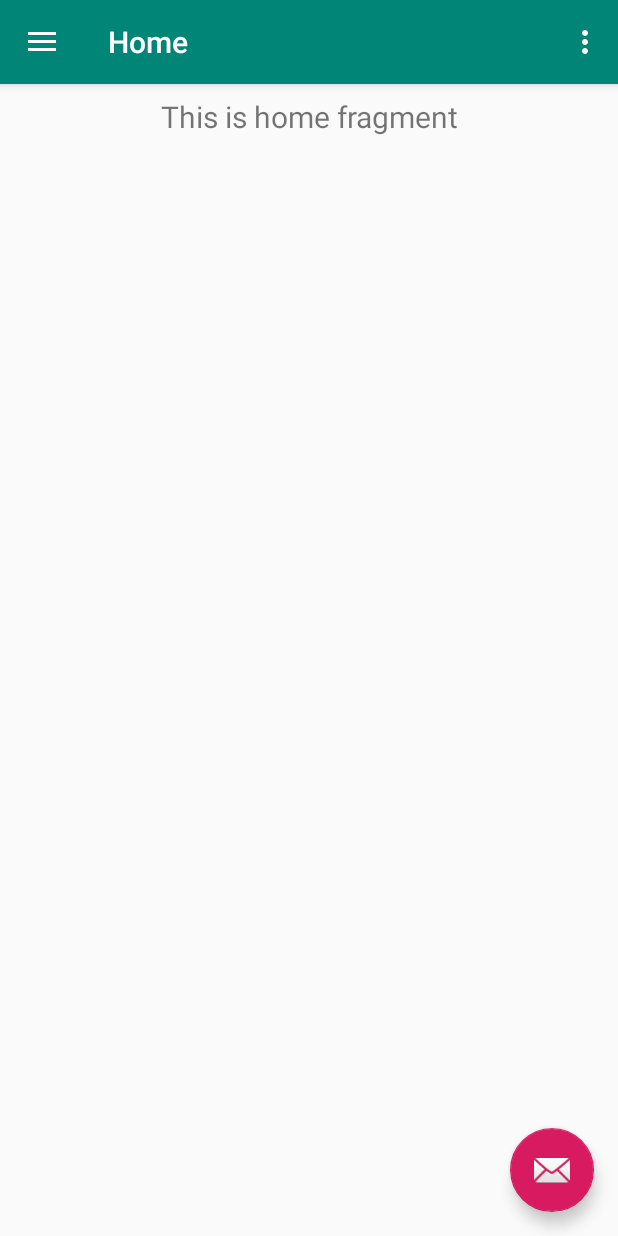
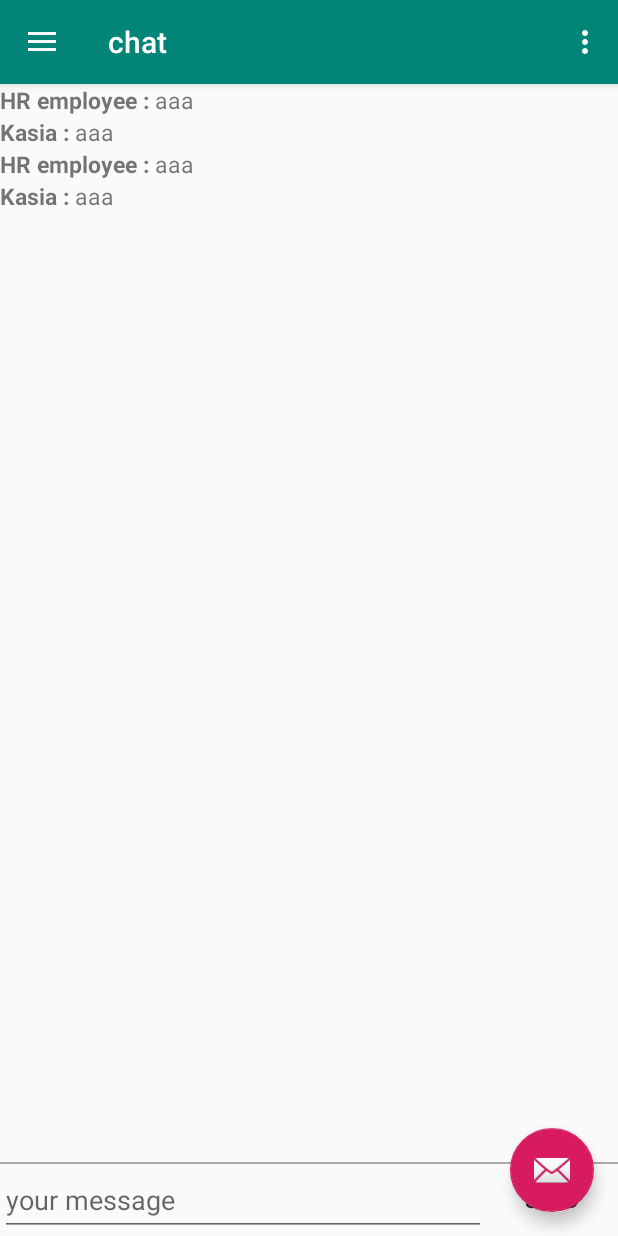
Before and after one commit to Kadam24/OrlenChatBot, an Android app: the screen it shows after launch (MainActivity), on a phone screen of 412 x 824 dp. Run offline under Robolectric (Android 15) with nearby library versions, the phone set to English and light mode, and no system bars; our stand-ins replace navigation-ui; libraries missing offline, so code that uses them is left out: com.github.nkzawa.emitter, com.github.nkzawa.socketio; 6 statements that could not run were skipped.

Commit message:
dziala brzydkie, nie dziala ladne, dodal sie jakis zip

```diff
--- a/OrlenChatBotApp/app/build.gradle
+++ b/OrlenChatBotApp/app/build.gradle
@@ -27,6 +27,10 @@ dependencies {
     implementation 'androidx.navigation:navigation-fragment:2.0.0'
     implementation 'androidx.navigation:navigation-ui:2.0.0'
     implementation 'androidx.lifecycle:lifecycle-extensions:2.0.0'
+    implementation('com.github.nkzawa:socket.io-client:0.5.0') {
+        exclude group: 'org.json', module: 'json'
+    }
+    implementation 'androidx.recyclerview:recyclerview:1.1.0-alpha04'
     testImplementation 'junit:junit:4.12'
     androidTestImplementation 'androidx.test:runner:1.1.1'
     androidTestImplementation 'androidx.test.espresso:espresso-core:3.1.1'
--- a/OrlenChatBotApp/app/src/main/AndroidManifest.xml
+++ b/OrlenChatBotApp/app/src/main/AndroidManifest.xml
@@ -21,4 +21,6 @@
         </activity>
     </application>
 
+    <uses-permission android:name="android.permission.INTERNET" ></uses-permission>
+
 </manifest>
--- /dev/null
+++ b/OrlenChatBotApp/app/src/main/java/com/example/orlenchatbotapp/adapters/ChatBoxAdapter.java
@@ -0,0 +1,54 @@
+package com.example.orlenchatbotapp.adapters;
+
+import android.view.LayoutInflater;
+import android.view.View;
+import android.view.ViewGroup;
+import android.widget.TextView;
+import androidx.recyclerview.widget.RecyclerView;
+import com.example.orlenchatbotapp.R;
+import com.example.orlenchatbotapp.model.Message;
+import java.util.List;
+
+public class ChatBoxAdapter  extends RecyclerView.Adapter<ChatBoxAdapter.MyViewHolder> {
+    private List<Message> MessageList;
+
+    public class MyViewHolder extends RecyclerView.ViewHolder {
+        public TextView nickname;
+        public TextView message;
+
+
+        public MyViewHolder(View view) {
+            super(view);
+
+            nickname = (TextView) view.findViewById(R.id.nickname);
+            message = (TextView) view.findViewById(R.id.message);
+        }
+    }
+// in this adaper constructor we add the list of messages as a parameter so that
+// we will passe  it when making an instance of the adapter object in our activity
+
+    public ChatBoxAdapter(List<Message> MessagesList) {
+        this.MessageList = MessagesList;
+    }
+
+    @Override
+    public int getItemCount() {
+        return MessageList.size();
+    }
+
+    @Override
+    public ChatBoxAdapter.MyViewHolder onCreateViewHolder(ViewGroup parent, int viewType) {
+        View itemView = LayoutInflater.from(parent.getContext())
+                .inflate(R.layout.item, parent, false);
+        return new ChatBoxAdapter.MyViewHolder(itemView);
+    }
+
+    @Override
+    public void onBindViewHolder(final ChatBoxAdapter.MyViewHolder holder, final int position) {
+
+        //binding the data from our ArrayList of object to the item.xml using the viewholder
+        Message m = MessageList.get(position);
+        holder.nickname.setText(m.getNickname() + " : ");
+        holder.message.setText(m.getMessage());
+    }
+}
--- /dev/null
+++ b/OrlenChatBotApp/app/src/main/java/com/example/orlenchatbotapp/model/Message.java
@@ -0,0 +1,31 @@
+package com.example.orlenchatbotapp.model;
+
+public class Message {
+
+    private String nickname;
+    private String message ;
+
+    public  Message(){
+
+    }
+    public Message(String nickname, String message) {
+        this.nickname = nickname;
+        this.message = message;
+    }
+
+    public String getNickname() {
+        return nickname;
+    }
+
+    public void setNickname(String nickname) {
+        this.nickname = nickname;
+    }
+
+    public String getMessage() {
+        return message;
+    }
+
+    public void setMessage(String message) {
+        this.message = message;
+    }
+}
--- /dev/null
+++ b/OrlenChatBotApp/app/src/main/java/com/example/orlenchatbotapp/ui/chat/ChatFragment.java
@@ -0,0 +1,202 @@
+package com.example.orlenchatbotapp.ui.chat;
+
+import android.os.Bundle;
+import android.view.LayoutInflater;
+import android.view.View;
+import android.view.ViewGroup;
+import android.widget.Button;
+import android.widget.EditText;
+import android.widget.Toast;
+
+import androidx.annotation.NonNull;
+import androidx.fragment.app.Fragment;
+import androidx.recyclerview.widget.DefaultItemAnimator;
+import androidx.recyclerview.widget.LinearLayoutManager;
+import androidx.recyclerview.widget.RecyclerView;
+
+import com.example.orlenchatbotapp.R;
+import com.example.orlenchatbotapp.adapters.ChatBoxAdapter;
+import com.example.orlenchatbotapp.adapters.MessageListAdapter;
+import com.example.orlenchatbotapp.model.Message;
+import com.github.nkzawa.emitter.Emitter;
+import com.github.nkzawa.socketio.client.IO;
+import com.github.nkzawa.socketio.client.Socket;
+
+import org.json.JSONException;
+import org.json.JSONObject;
+
+import java.net.URISyntaxException;
+import java.util.ArrayList;
+import java.util.List;
+
+public class ChatFragment extends Fragment {
+
+    public RecyclerView myRecylerView;
+    public List<Message> MessageList;
+    public ChatBoxAdapter chatBoxAdapter;
+    public EditText messagetxt;
+    public Button send;
+    private Socket socket;
+
+    //declare socket objectprivate Socket socket;
+
+    public String nickname;
+
+    private RecyclerView mMessageRecycler;
+    private MessageListAdapter mMessageAdapter;
+
+    public View onCreateView(@NonNull LayoutInflater inflater,
+                             ViewGroup container, Bundle savedInstanceState) {
+
+        // get the nickame of the user (to będzie HR)
+        nickname = "HR employee";
+        MessageList = new ArrayList<>();
+
+        Message m = new Message(nickname, "aaa");
+        MessageList.add(m);
+        Message n = new Message("Kasia", "aaa");
+        MessageList.add(n);
+        Message o = new Message(nickname, "aaa");
+        MessageList.add(o);
+        Message p = new Message("Kasia", "aaa");
+        MessageList.add(p);
+
+        // --- brzydkie ale działa ---
+        View root = inflater.inflate(R.layout.fragment_home, container, false);
+        messagetxt = root.findViewById(R.id.message);
+        send = root.findViewById(R.id.send);
+
+        //setting up recyler
+        myRecylerView = root.findViewById(R.id.messagelist);
+        RecyclerView.LayoutManager mLayoutManager = new LinearLayoutManager(this.getActivity().getApplicationContext());
+        myRecylerView.setLayoutManager(mLayoutManager);
+        myRecylerView.setItemAnimator(new DefaultItemAnimator());
+
+        // add the new updated list to the dapter
+        chatBoxAdapter = new ChatBoxAdapter(MessageList);
+
+        // notify the adapter to update the recycler view
+        chatBoxAdapter.notifyDataSetChanged();
+
+        //set the adapter for the recycler view
+        myRecylerView.setAdapter(chatBoxAdapter);
+
+        // -------- ładne ale nie działa -------
+
+/*        View root = inflater.inflate(R.layout.fragment_chat_new, container, false);
+        send = root.findViewById(R.id.button_chatbox_send);
+
+        //setting up recyler
+        mMessageRecycler = root.findViewById(R.id.reyclerview_message_list);
+        mMessageRecycler.setLayoutManager(new LinearLayoutManager(getActivity().getApplicationContext()));
+        mMessageRecycler.setItemAnimator(new DefaultItemAnimator());
+
+        // add the new updated list to the dapter
+        mMessageAdapter = new MessageListAdapter(getActivity().getApplicationContext(), MessageList);
+
+        // notify the adapter to update the recycler view
+        mMessageAdapter.notifyDataSetChanged();
+
+        //set the adapter for the recycler view
+        mMessageRecycler.setAdapter(mMessageAdapter);
+        */
+//------------------- niewazne ---------------------------------------
+        try {
+            socket = IO.socket("http://yourlocalIPaddress:3000");
+            socket.connect();
+            socket.emit("join", nickname);
+        } catch (URISyntaxException e) {
+            e.printStackTrace();
+
+        }
+
+
+        // message send action
+        send.setOnClickListener(new View.OnClickListener() {
+            @Override
+            public void onClick(View v) {
+                //retrieve the nickname and the message content and fire the event messagedetectionif(!messagetxt.getText().toString().isEmpty()){
+                socket.emit("messagedetection", nickname, messagetxt.getText().toString());
+
+                messagetxt.setText(" ");
+            }
+        });
+
+        //implementing socket listeners
+        socket.on("userjoinedthechat", new Emitter.Listener() {
+            @Override
+            public void call(final Object... args) {
+                getActivity().runOnUiThread(new Runnable() {
+                    @Override
+                    public void run() {
+                        String data = (String) args[0];
+
+                        Toast.makeText(getActivity().getApplicationContext(), data, Toast.LENGTH_SHORT).show();
+
+                    }
+                });
+            }
+        });
+        socket.on("userdisconnect", new Emitter.Listener() {
+            @Override
+            public void call(final Object... args) {
+                getActivity().runOnUiThread(new Runnable() {
+                    @Override
+                    public void run() {
+                        String data = (String) args[0];
+
+                        Toast.makeText(getActivity().getApplicationContext(), data, Toast.LENGTH_SHORT).show();
+
+                    }
+                });
+            }
+        });
+        socket.on("message", new Emitter.Listener() {
+            @Override
+            public void call(final Object... args) {
+                getActivity().runOnUiThread(new Runnable() {
+                    @Override
+                    public void run() {
+                        JSONObject data = (JSONObject) args[0];
+                        try {
+                            //extract data from fired event
+
+                            String nickname = data.getString("senderNickname");
+                            String message = data.getString("message");
+
+                            // make instance of message
+
+                            Message m = new Message(nickname, message);
+
+
+                            //add the message to the messageList
+
+                            MessageList.add(m);
+
+                            // add the new updated list to the dapter
+                            chatBoxAdapter = new ChatBoxAdapter(MessageList);
+
+                            // notify the adapter to update the recycler view
+
+                            chatBoxAdapter.notifyDataSetChanged();
+
+                            //set the adapter for the recycler view
+
+                            myRecylerView.setAdapter(chatBoxAdapter);
+
+                        } catch (JSONException e) {
+                            e.printStackTrace();
+                        }
+                    }
+                });
+            }
+        });
+        return root;
+    }
+
+    @Override
+    public void onDestroy() {
+        super.onDestroy();
+        socket.disconnect();
+    }
+}
--- a/OrlenChatBotApp/app/src/main/java/com/example/orlenchatbotapp/ui/home/HomeFragment.java
+++ /dev/null
@@ -1,35 +0,0 @@
-package com.example.orlenchatbotapp.ui.home;
-
-import android.os.Bundle;
-import android.view.LayoutInflater;
-import android.view.View;
-import android.view.ViewGroup;
-import android.widget.TextView;
-
-import androidx.annotation.Nullable;
-import androidx.annotation.NonNull;
-import androidx.fragment.app.Fragment;
-import androidx.lifecycle.Observer;
-import androidx.lifecycle.ViewModelProviders;
-
-import com.example.orlenchatbotapp.R;
-
-public class HomeFragment extends Fragment {
-
-    private HomeViewModel homeViewModel;
-
-    public View onCreateView(@NonNull LayoutInflater inflater,
-                             ViewGroup container, Bundle savedInstanceState) {
-        homeViewModel =
-                ViewModelProviders.of(this).get(HomeViewModel.class);
-        View root = inflater.inflate(R.layout.fragment_home, container, false);
-        final TextView textView = root.findViewById(R.id.text_home);
-        homeViewModel.getText().observe(this, new Observer<String>() {
-            @Override
-            public void onChanged(@Nullable String s) {
-                textView.setText(s);
-            }
-        });
-        return root;
-    }
-}
--- a/OrlenChatBotApp/app/src/main/java/com/example/orlenchatbotapp/ui/home/HomeViewModel.java
+++ /dev/null
@@ -1,19 +0,0 @@
-package com.example.orlenchatbotapp.ui.home;
-
-import androidx.lifecycle.LiveData;
-import androidx.lifecycle.MutableLiveData;
-import androidx.lifecycle.ViewModel;
-
-public class HomeViewModel extends ViewModel {
-
-    private MutableLiveData<String> mText;
-
-    public HomeViewModel() {
-        mText = new MutableLiveData<>();
-        mText.setValue("This is home fragment");
-    }
-
-    public LiveData<String> getText() {
-        return mText;
-    }
-}
--- a/OrlenChatBotApp/app/src/main/res/layout/fragment_home.xml
+++ b/OrlenChatBotApp/app/src/main/res/layout/fragment_home.xml
@@ -1,19 +1,50 @@
 <?xml version="1.0" encoding="utf-8"?>
-<androidx.constraintlayout.widget.ConstraintLayout xmlns:android="http://schemas.android.com/apk/res/android"
+<RelativeLayout xmlns:android="http://schemas.android.com/apk/res/android"
     xmlns:app="http://schemas.android.com/apk/res-auto"
+    xmlns:tools="http://schemas.android.com/tools"
     android:layout_width="match_parent"
-    android:layout_height="match_parent">
+    android:layout_height="match_parent"
+    tools:context="com.example.orlenchatbotapp.MainActivity">
+    <LinearLayout
+        android:weightSum="3"
+        android:orientation="vertical"
+        android:layout_width="match_parent"
+        android:layout_height="match_parent"
+        tools:ignore="ExtraText">
+        <androidx.recyclerview.widget.RecyclerView
+            android:layout_weight="3"
+            android:id="@+id/messagelist"
+            android:layout_width="match_parent"
+            android:layout_height="wrap_content"
+            android:clipToPadding="false"
+            android:scrollbars="vertical"/>
+        <View
+            android:layout_marginTop="5mm"
+            android:id="@+id/separator"
+            android:layout_width="match_parent"
+            android:layout_height="1dp"
+            android:background="@android:color/darker_gray"/>
 
-    <TextView
-        android:id="@+id/text_home"
-        android:layout_width="match_parent"
-        android:layout_height="wrap_content"
-        android:layout_marginStart="8dp"
-        android:layout_marginTop="8dp"
-        android:layout_marginEnd="8dp"
-        android:textAlignment="center"
-        android:textSize="20sp"
-        app:layout_constraintEnd_toEndOf="parent"
-        app:layout_constraintStart_toStartOf="parent"
-        app:layout_constraintTop_toTopOf="parent" />
-</androidx.constraintlayout.widget.ConstraintLayout>
+        <LinearLayout
+            android:weightSum="3"
+            android:orientation="horizontal"
+            android:layout_width="match_parent"
+            android:layout_height="wrap_content">
+
+        <EditText
+            android:id="@id/message"
+            android:layout_weight="3"
+            android:layout_width="wrap_content"
+            android:hint="your message"
+            android:layout_height="match_parent" />
+
+        <Button
+            android:id="@+id/send"
+            android:layout_width="wrap_content"
+            android:layout_height="wrap_content"
+            android:background="#00000000"
+            android:text="send"
+            />
+        </LinearLayout>
+    </LinearLayout>
+</RelativeLayout>
--- /dev/null
+++ b/OrlenChatBotApp/app/src/main/res/layout/item.xml
@@ -0,0 +1,18 @@
+<LinearLayout xmlns:android="http://schemas.android.com/apk/res/android"
+    android:orientation="horizontal"
+    android:layout_width="match_parent"
+    android:layout_height="wrap_content">
+    <TextView
+        android:id="@+id/nickname"
+        android:textSize="15dp"
+        android:textStyle="bold"
+        android:text="Nickname : "
+        android:layout_width="wrap_content"
+        android:layout_height="wrap_content" />
+    <TextView
+        android:id="@+id/message"
+        android:textSize="15dp"
+        android:text=" message "
+        android:layout_width="wrap_content"
+        android:layout_height="wrap_content" />
+</LinearLayout>
--- a/OrlenChatBotApp/app/src/main/res/menu/activity_main_drawer.xml
+++ b/OrlenChatBotApp/app/src/main/res/menu/activity_main_drawer.xml
@@ -7,7 +7,7 @@
         <item
             android:id="@+id/nav_home"
             android:icon="@drawable/ic_menu_camera"
-            android:title="@string/menu_home" />
+            android:title="@string/chat" />
         <item
             android:id="@+id/nav_gallery"
             android:icon="@drawable/ic_menu_gallery"
--- a/OrlenChatBotApp/app/src/main/res/navigation/mobile_navigation.xml
+++ b/OrlenChatBotApp/app/src/main/res/navigation/mobile_navigation.xml
@@ -7,8 +7,8 @@
 
     <fragment
         android:id="@+id/nav_home"
-        android:name="com.example.orlenchatbotapp.ui.home.HomeFragment"
-        android:label="@string/menu_home"
+        android:name="com.example.orlenchatbotapp.ui.chat.ChatFragment"
+        android:label="@string/chat"
         tools:layout="@layout/fragment_home" />
 
     <fragment
--- a/OrlenChatBotApp/app/src/main/res/values/strings.xml
+++ b/OrlenChatBotApp/app/src/main/res/values/strings.xml
@@ -13,4 +13,5 @@
     <string name="menu_tools">Tools</string>
     <string name="menu_share">Share</string>
     <string name="menu_send">Send</string>
+    <string name="chat">chat</string>
 </resources>
```
Also changed, not shown: OrlenChatBotApp/app/src/main/java/com/example/orlenchatbotapp/adapters/MessageListAdapter.java (added, +124 -0 lines), OrlenChatBotApp/app/src/main/res/drawable/rounded_rectangle_orange.xml (added, +14 -0 lines), OrlenChatBotApp/app/src/main/res/layout/fragment_chat_new.xml (added, +66 -0 lines), OrlenChatBotApp/app/src/main/res/layout/item_message_received.xml (added, +55 -0 lines), OrlenChatBotApp/app/src/main/res/layout/item_message_sent.xml (added, +34 -0 lines).
